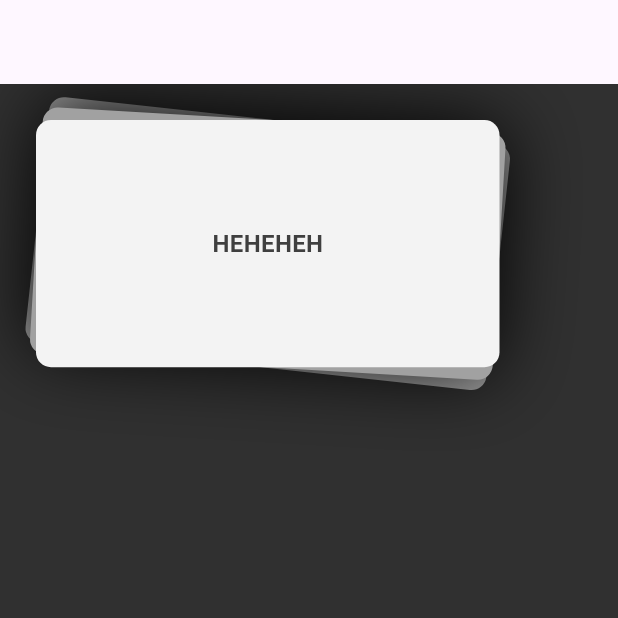
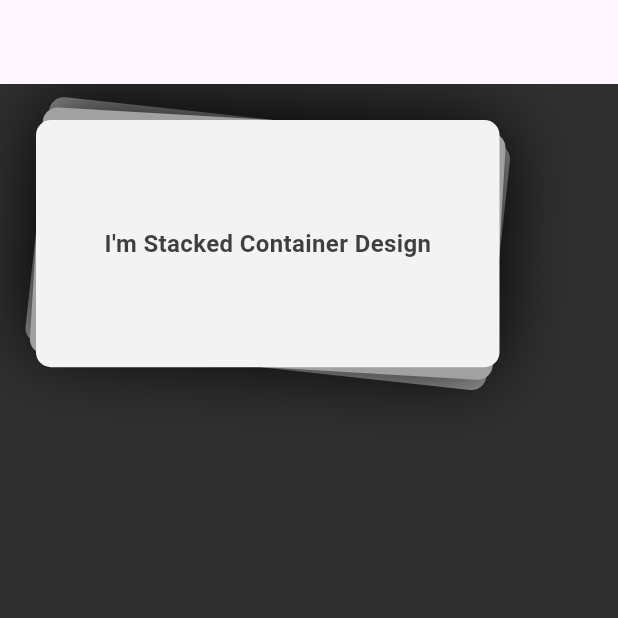
Before and after one commit to WelliMakki/Stacked-Container, a Flutter app: the screen it shows after launch, on a phone screen of 412 x 824 dp, the top half of it. Run offline on Flutter 3.47's test engine with Material 2 defaults, Android fonts, the light colour scheme and no system bars.

Commit message:
Stacked Container

```diff
--- a/lib/main.dart
+++ b/lib/main.dart
@@ -86,7 +86,7 @@ class BaseContainer extends StatelessWidget {
       child: const Align(
           alignment: Alignment.center,
           child: Text(
-            "HEHEHEH",
+            "I'm Stacked Container Design",
             style: TextStyle(
                 color: Color(0xff3f3f3f),
                 fontWeight: FontWeight.bold,
```
